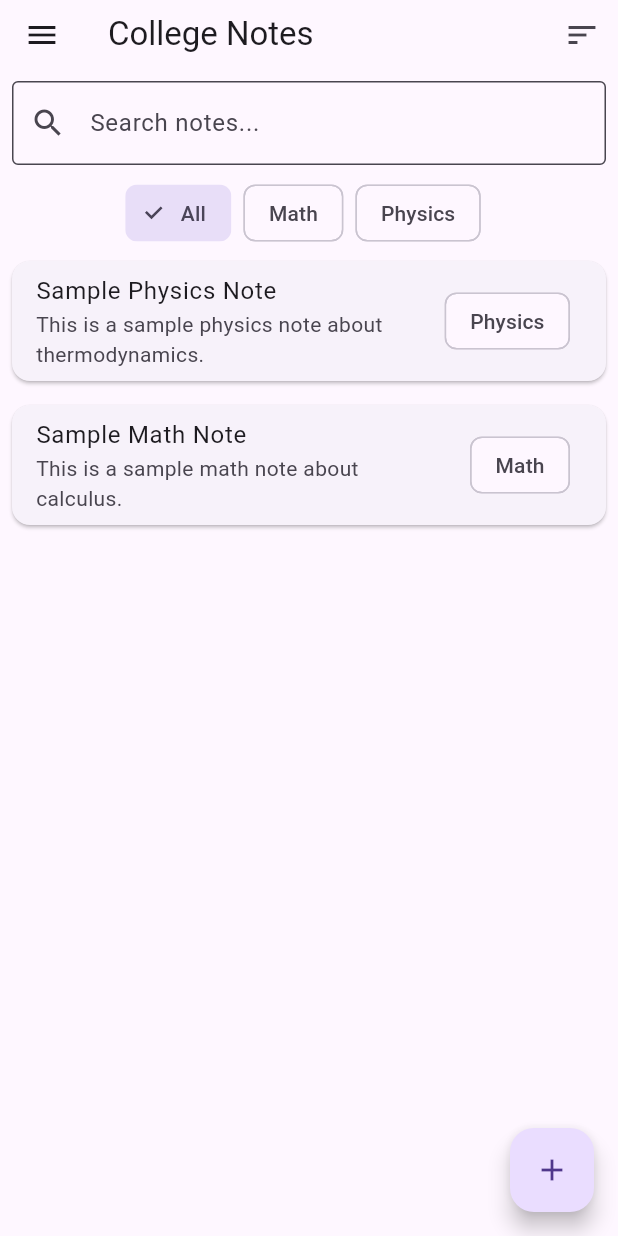
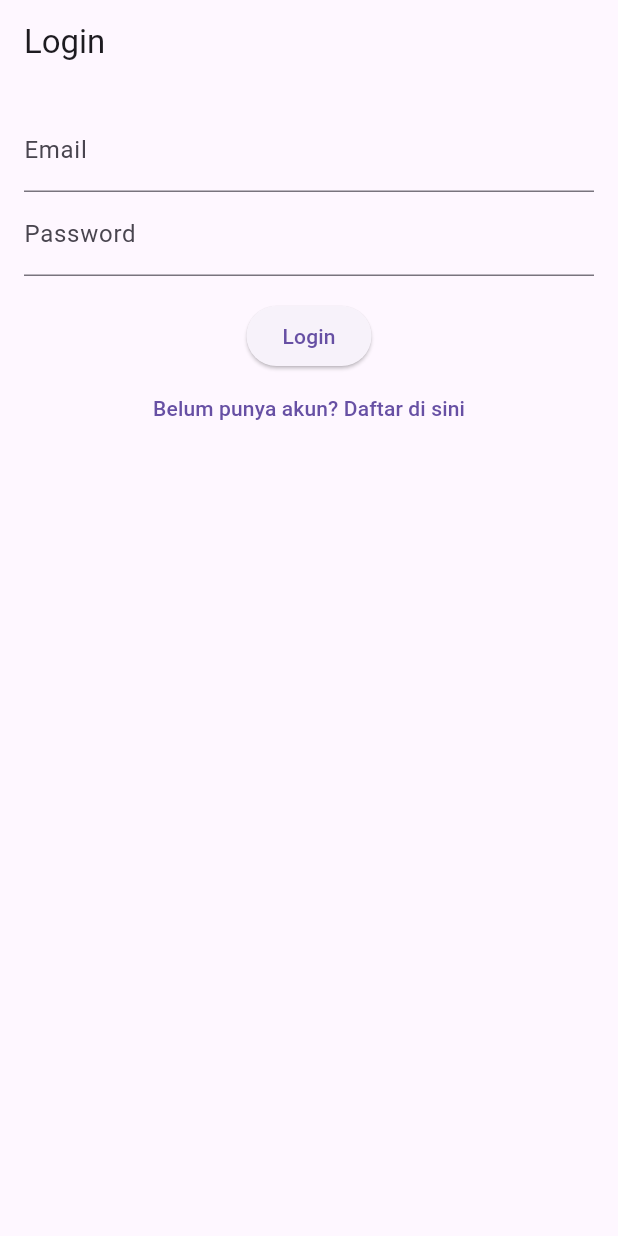
Before and after one commit to amaliartnaa/FP-Teknologi-Berkembang, a Flutter app: the screen it shows after launch, on a phone screen of 412 x 824 dp. Run offline on Flutter 3.47's test engine with Material 3 defaults, Android fonts, the phone set to English and light mode, and no system bars.

Commit message:
tambah login/register

```diff
--- a/lib/main.dart
+++ b/lib/main.dart
@@ -1,35 +1,44 @@
+// main.dart
+
 import 'package:flutter/material.dart';
-import 'screens/home_page.dart';
+import 'screens/login_page.dart';
 
-// Notifier untuk mengelola perubahan tema
-final ValueNotifier<ThemeMode> themeNotifier = ValueNotifier(ThemeMode.light);
+// DITAMBAHKAN: "Database" sederhana untuk menyimpan pengguna
+class User {
+  final String email;
+  final String password;
+  User({required this.email, required this.password});
+}
 
 void main() {
   runApp(const MyApp());
 }
 
-class MyApp extends StatelessWidget {
+class MyApp extends StatefulWidget {
   const MyApp({super.key});
+
+  // DITAMBAHKAN: List statis untuk menyimpan semua pengguna yang terdaftar
+  static List<User> users = [];
+
+  @override
+  State<MyApp> createState() => _MyAppState();
+}
+
+class _MyAppState extends State<MyApp> {
+  final ValueNotifier<ThemeMode> themeNotifier = ValueNotifier(ThemeMode.light);
 
   @override
   Widget build(BuildContext context) {
-    return ValueListenableBuilder<ThemeMode>(
+    return ValueListenableBuilder(
       valueListenable: themeNotifier,
-      builder: (context, currentMode, child) {
+      builder: (context, ThemeMode currentMode, _) {
         return MaterialApp(
-          title: 'College Notes',
-          theme: ThemeData(
-            primarySwatch: Colors.blue,
-            brightness: Brightness.light,
-            useMaterial3: true,
-          ),
-          darkTheme: ThemeData(
-            brightness: Brightness.dark,
-            primarySwatch: Colors.blue,
-            useMaterial3: true,
-          ),
+          debugShowCheckedModeBanner: false,
+          title: 'Aplikasi Catatan',
+          theme: ThemeData.light(),
+          darkTheme: ThemeData.dark(),
           themeMode: currentMode,
-          home: HomePage(themeNotifier: themeNotifier),
+          home: LoginPage(themeNotifier: themeNotifier),
         );
       },
     );
--- /dev/null
+++ b/lib/screens/login_page.dart
@@ -0,0 +1,81 @@
+// login_page.dart
+
+import 'package:flutter/material.dart';
+import 'register_page.dart';
+import '../screens/home_page.dart';
+import '../main.dart';
+
+class LoginPage extends StatefulWidget {
+  final ValueNotifier<ThemeMode> themeNotifier;
+
+  const LoginPage({super.key, required this.themeNotifier});
+
+  @override
+  State<LoginPage> createState() => _LoginPageState();
+}
+
+class _LoginPageState extends State<LoginPage> {
+  final _emailController = TextEditingController();
+  final _passwordController = TextEditingController();
+
+  void _login() {
+    final email = _emailController.text.trim();
+    final password = _passwordController.text.trim();
+
+    try {
+      // PERBAIKAN: Langsung panggil method tanpa menyimpan ke variabel
+      MyApp.users.firstWhere(
+        (user) => user.email == email && user.password == password,
+      );
+
+      // Jika pengguna ditemukan, lanjutkan ke HomePage
+      Navigator.pushReplacement(
+        context,
+        MaterialPageRoute(
+          builder: (context) =>
+              HomePage(themeNotifier: widget.themeNotifier),
+        ),
+      );
+    } catch (e) {
+      // Jika tidak ditemukan (firstWhere akan error), tampilkan pesan gagal
+      ScaffoldMessenger.of(context).showSnackBar(
+        const SnackBar(content: Text('Login gagal. Periksa email/password.')),
+      );
+    }
+  }
+
+  @override
+  Widget build(BuildContext context) {
+    return Scaffold(
+      appBar: AppBar(title: const Text('Login')),
+      body: Padding(
+        padding: const EdgeInsets.all(16),
+        child: Column(
+          children: [
+            TextField(
+                controller: _emailController,
+                decoration: const InputDecoration(labelText: 'Email')),
+            TextField(
+                controller: _passwordController,
+                obscureText: true,
+                decoration: const InputDecoration(labelText: 'Password')),
+            const SizedBox(height: 16),
+            ElevatedButton(onPressed: _login, child: const Text('Login')),
+            TextButton(
+              onPressed: () {
+                Navigator.push(
+                  context,
+                  MaterialPageRoute(
+                    builder: (_) => RegisterPage(
+                        themeNotifier: widget.themeNotifier),
+                  ),
+                );
+              },
+              child: const Text('Belum punya akun? Daftar di sini'),
+            )
+          ],
+        ),
+      ),
+    );
+  }
+}
--- /dev/null
+++ b/lib/screens/register_page.dart
@@ -0,0 +1,77 @@
+// register_page.dart
+
+import 'package:flutter/material.dart';
+import 'login_page.dart';
+import '../main.dart'; // <-- DITAMBAHKAN: Untuk mengakses list users
+
+class RegisterPage extends StatefulWidget {
+  final ValueNotifier<ThemeMode> themeNotifier;
+
+  const RegisterPage({super.key, required this.themeNotifier});
+
+  @override
+  State<RegisterPage> createState() => _RegisterPageState();
+}
+
+class _RegisterPageState extends State<RegisterPage> {
+  final _emailController = TextEditingController();
+  final _passwordController = TextEditingController();
+
+  // DIMODIFIKASI: Fungsi register kini menyimpan data
+  void _register() {
+    final email = _emailController.text.trim();
+    final password = _passwordController.text.trim();
+
+    if (email.isEmpty || password.isEmpty) {
+      ScaffoldMessenger.of(context).showSnackBar(
+        const SnackBar(content: Text('Email dan password tidak boleh kosong.')),
+      );
+      return;
+    }
+
+    // Cek apakah email sudah terdaftar
+    final userExists = MyApp.users.any((user) => user.email == email);
+    if (userExists) {
+      ScaffoldMessenger.of(context).showSnackBar(
+        const SnackBar(content: Text('Email sudah terdaftar. Silakan gunakan email lain.')),
+      );
+      return;
+    }
+
+    // Jika belum, tambahkan pengguna baru ke list
+    MyApp.users.add(User(email: email, password: password));
+
+    ScaffoldMessenger.of(context).showSnackBar(
+      const SnackBar(content: Text('Registrasi berhasil. Silakan login.')),
+    );
+    Navigator.pushReplacement(
+      context,
+      MaterialPageRoute(
+        builder: (_) => LoginPage(themeNotifier: widget.themeNotifier),
+      ),
+    );
+  }
+
+  @override
+  Widget build(BuildContext context) {
+    return Scaffold(
+      appBar: AppBar(title: const Text('Registrasi')),
+      body: Padding(
+        padding: const EdgeInsets.all(16),
+        child: Column(
+          children: [
+            TextField(
+                controller: _emailController,
+                decoration: const InputDecoration(labelText: 'Email')),
+            TextField(
+                controller: _passwordController,
+                obscureText: true,
+                decoration: const InputDecoration(labelText: 'Password')),
+            const SizedBox(height: 16),
+            ElevatedButton(onPressed: _register, child: const Text('Daftar')),
+          ],
+        ),
+      ),
+    );
+  }
+}
```
Also changed, not shown: lib/screens/settings_page.dart (+45 -2 lines).
